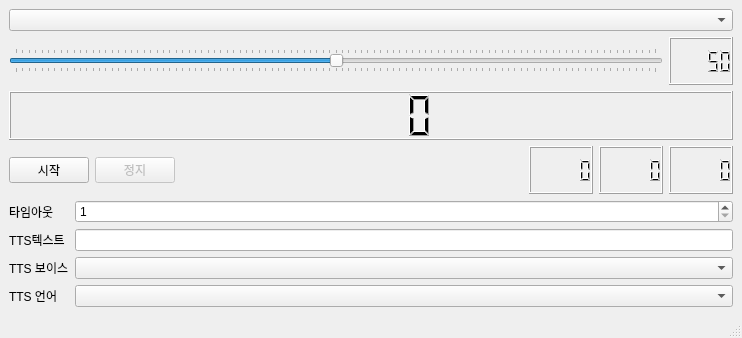
This is mainwindow.ui in Kumazuma/SilenceChecker as Qt 5 draws it before an edit. The edited form follows.
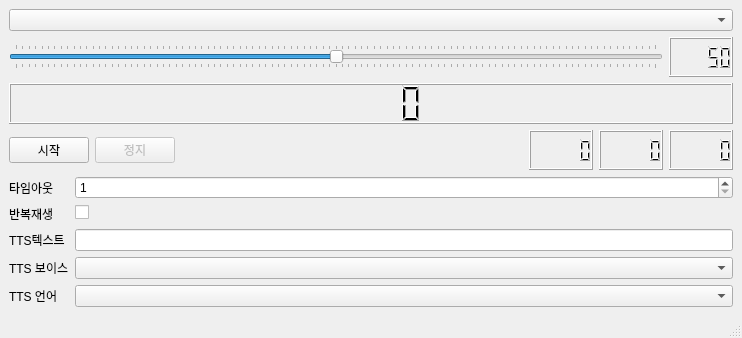
This is the edited form.

Commit message: 반복재생 기능 추가

What changed in the file:
```diff
--- a/mainwindow.ui
+++ b/mainwindow.ui
@@ -138,36 +138,50 @@
         </property>
        </widget>
       </item>
-      <item row="1" column="0">
+      <item row="2" column="0">
        <widget class="QLabel" name="label_2">
         <property name="text">
          <string>TTS텍스트</string>
         </property>
        </widget>
       </item>
-      <item row="1" column="1">
+      <item row="2" column="1">
        <widget class="QLineEdit" name="txtTTSText"/>
       </item>
-      <item row="2" column="0">
+      <item row="3" column="0">
        <widget class="QLabel" name="label_3">
         <property name="text">
          <string>TTS 보이스</string>
         </property>
        </widget>
       </item>
-      <item row="2" column="1">
+      <item row="3" column="1">
        <widget class="QComboBox" name="cboVoice"/>
       </item>
-      <item row="3" column="0">
+      <item row="4" column="0">
        <widget class="QLabel" name="label_4">
         <property name="text">
          <string>TTS 언어</string>
         </property>
        </widget>
       </item>
-      <item row="3" column="1">
+      <item row="4" column="1">
        <widget class="QComboBox" name="cboLocale"/>
       </item>
+      <item row="1" column="0">
+       <widget class="QLabel" name="label_5">
+        <property name="text">
+         <string>반복재생</string>
+        </property>
+       </widget>
+      </item>
+      <item row="1" column="1">
+       <widget class="QCheckBox" name="chkRepeat">
+        <property name="text">
+         <string/>
+        </property>
+       </widget>
+      </item>
      </layout>
     </item>
    </layout>
```
The commit also changes 3 other files.
